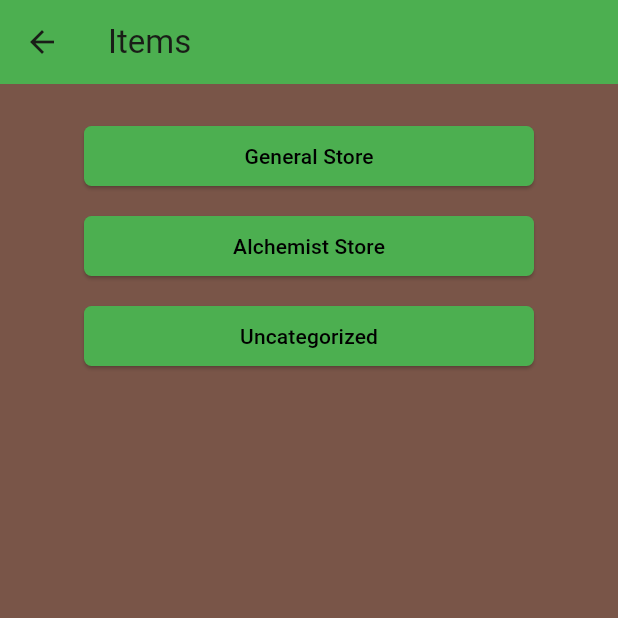
After one commit to McHeadh/dnd_app, a Flutter app: the ItemsPage screen opened directly, on a phone screen of 412 x 824 dp, the top half of it. The commit adds this screen. Run offline on Flutter 3.47's test engine with Material 2 defaults, Android fonts, the phone set to English and light mode, and no system bars; our stand-ins replace flutter_dotenv, photo_view; missing offline and left inert: flutter_pdfview; network calls fail.

```diff
--- a/lib/character_sheet_page.dart
+++ b/lib/character_sheet_page.dart
@@ -10,6 +10,7 @@ class CharacterSheetPage extends StatelessWidget {
   @override
   Widget build(BuildContext context) {
     return Scaffold(
+      backgroundColor: Colors.black,
       appBar: AppBar(
         title: const Text('Character Sheet'),
         backgroundColor: Colors.green,
--- a/lib/characters_page.dart
+++ b/lib/characters_page.dart
@@ -6,6 +6,7 @@ class CharactersPage extends StatelessWidget {
   @override
   Widget build(BuildContext context) {
     return Scaffold(
+      backgroundColor: Colors.brown,
       appBar: AppBar(
         title: const Text('Characters'),
         backgroundColor: Colors.green,
--- /dev/null
+++ b/lib/items_page.dart
@@ -0,0 +1,93 @@
+import 'package:dnd_app/general_store_page.dart';
+import 'package:flutter/material.dart';
+
+class ItemsPage extends StatelessWidget {
+  const ItemsPage({super.key});
+
+  @override
+  Widget build(BuildContext context) {
+    return Scaffold(
+      backgroundColor: Colors.brown,
+      appBar: AppBar(
+        title: const Text('Items'),
+        backgroundColor: Colors.green,
+      ),
+      body: Center(
+        child: Column(
+          //mainAxisAlignment: MainAxisAlignment.center,
+          children: [
+            Padding(
+              padding: const EdgeInsets.only(top: 24.0),
+              child: ElevatedButton(
+                onPressed: () {
+                  Navigator.of(context).push(
+                    MaterialPageRoute(
+                      builder: (BuildContext context) {
+                        return const GeneralStorePage();
+                      },
+                    ),
+                  );
+                },
+                style: ElevatedButton.styleFrom(
+                  backgroundColor: Colors.green,
+                  foregroundColor: Colors.black,
+                  minimumSize: const Size(300, 40),
+                  shape: RoundedRectangleBorder(
+                    borderRadius: BorderRadius.circular(5),
+                  ),
+                ),
+                child: const Text('General Store'),
+              ),
+            ),
+            Padding(
+              padding: const EdgeInsets.only(top: 12.0),
+              child: ElevatedButton(
+                onPressed: () {
+                  Navigator.of(context).push(
+                    MaterialPageRoute(
+                      builder: (BuildContext context) {
+                        return const GeneralStorePage();
+                      },
+                    ),
+                  );
+                },
+                style: ElevatedButton.styleFrom(
+                  backgroundColor: Colors.green,
+                  foregroundColor: Colors.black,
+                  minimumSize: const Size(300, 40),
+                  shape: RoundedRectangleBorder(
+                    borderRadius: BorderRadius.circular(5),
+                  ),
+                ),
+                child: const Text('Alchemist Store'),
+              ),
+            ),
+            Padding(
+              padding: const EdgeInsets.only(top: 12.0),
+              child: ElevatedButton(
+                onPressed: () {
+                  Navigator.of(context).push(
+                    MaterialPageRoute(
+                      builder: (BuildContext context) {
+                        return const GeneralStorePage();
+                      },
+                    ),
+                  );
+                },
+                style: ElevatedButton.styleFrom(
+                  backgroundColor: Colors.green,
+                  foregroundColor: Colors.black,
+                  minimumSize: const Size(300, 40),
+                  shape: RoundedRectangleBorder(
+                    borderRadius: BorderRadius.circular(5),
+                  ),
+                ),
+                child: const Text('Uncategorized'),
+              ),
+            ),
+          ],
+        ),
+      ),
+    );
+  }
+}
--- a/pubspec.yaml
+++ b/pubspec.yaml
@@ -39,6 +39,7 @@ dependencies:
   path_provider: ^2.0.15
   flutter_pdfview: ^1.3.1
   http: ^1.1.0
+  flutter_dotenv: ^5.1.0
 
 dev_dependencies:
   flutter_test:
@@ -65,6 +66,7 @@ flutter:
   # To add assets to your application, add an assets section, like this:
   assets:
     - assets/images/
+    - .env
   #   - images/a_dot_ham.jpeg
 
   # An image asset can refer to one or more resolution-specific "variants", see
```
Also changed, not shown: lib/general_store_page.dart (added, +97 -0 lines), lib/home_page.dart (+20 -2 lines), lib/item_page.dart (added, +66 -0 lines), lib/main.dart (+4 -3 lines), lib/models/item.dart (added, +57 -0 lines), pubspec.lock, 2 other files.
